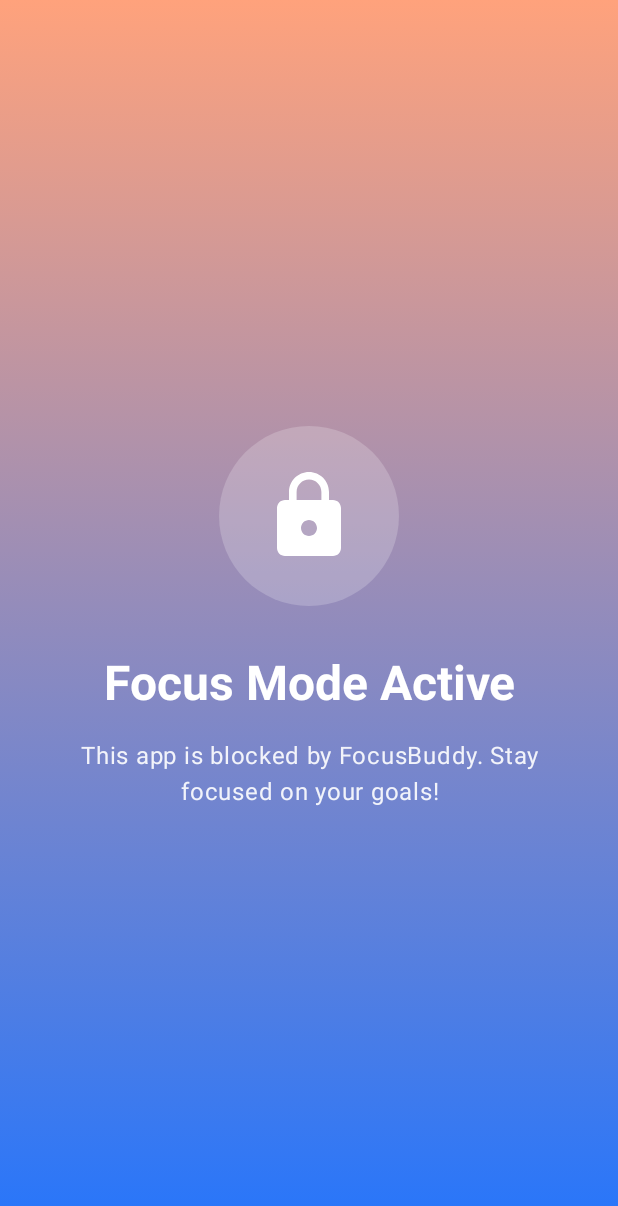
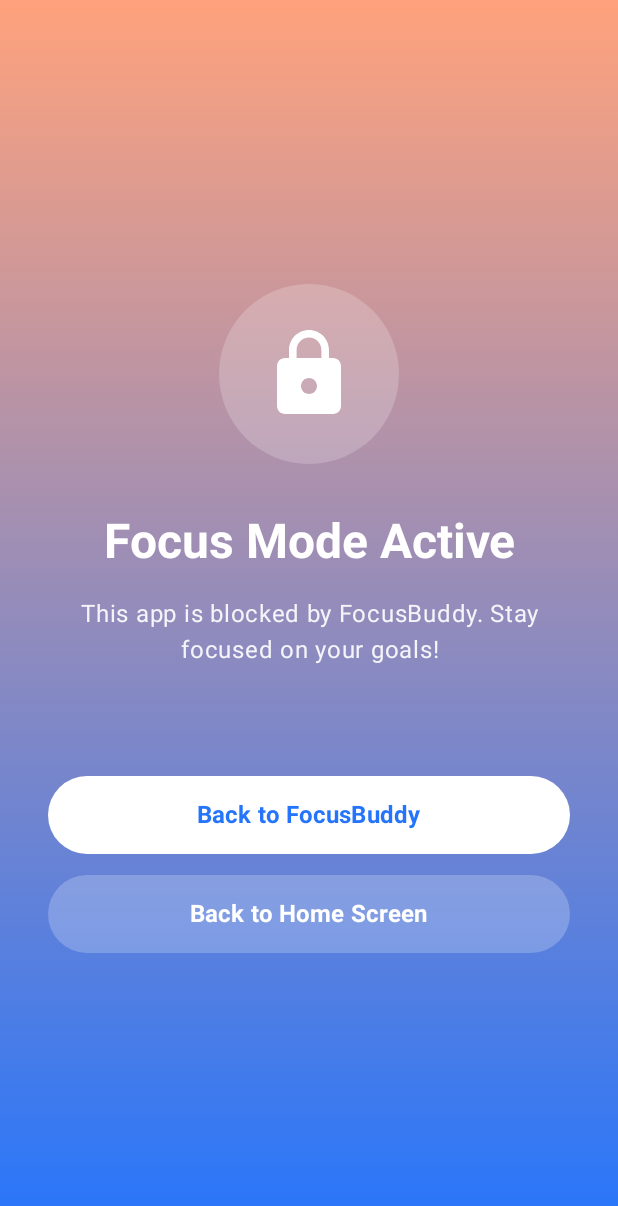
Before and after one commit to Aaradhita-Singh/FocusBuddy, an Android app built with Jetpack Compose: the BlockedActivity screen opened directly, with no data from a screen before it, on a phone screen of 412 x 824 dp. Shown: the top 1206 px of the screen. Run offline under Robolectric (Android 15) with nearby library versions, the phone set to English and light mode, and no system bars.

Commit message:
Overhaul: Changed Graphics, added features like buttons to return to homescreens, made detection faster

```diff
--- a/app/src/main/java/com/focusbuddy/helper/BlockedActivity.kt
+++ b/app/src/main/java/com/focusbuddy/helper/BlockedActivity.kt
@@ -17,6 +17,11 @@ import androidx.compose.ui.graphics.Color
 import androidx.compose.ui.text.font.FontWeight
 import androidx.compose.ui.text.style.TextAlign
 import androidx.compose.ui.unit.dp
+import android.content.Intent
+import androidx.compose.foundation.shape.RoundedCornerShape
+import androidx.compose.ui.platform.LocalContext
+import androidx.compose.ui.unit.sp
+
 
 class BlockedActivity : ComponentActivity() {
 
@@ -30,7 +35,9 @@ class BlockedActivity : ComponentActivity() {
 
 @Composable
 fun BlockedScreen() {
-    // Modern gradient colors (Deep Purple to Blue)
+    val context = LocalContext.current
+
+    // FocusBuddy signature coral-to-blue gradient
     val gradientStart = Color(0xFFFFA27C)
     val gradientEnd = Color(0xFF2575FC)
 
@@ -51,7 +58,7 @@ fun BlockedScreen() {
             verticalArrangement = Arrangement.Center
         ) {
 
-            // Icon Container
+            // Translucent Lock Badge
             Surface(
                 modifier = Modifier.size(120.dp),
                 shape = CircleShape,
@@ -85,6 +92,61 @@ fun BlockedScreen() {
                 color = Color.White.copy(alpha = 0.9f),
                 textAlign = TextAlign.Center
             )
+
+
+            Spacer(modifier = Modifier.height(72.dp))
+
+            // Action: Return directly to FocusBuddy home screen
+            Button(
+                onClick = {
+                    val intent = Intent(context, MainActivity::class.java).apply {
+                        putExtra("from_blocked", true)
+                        flags = Intent.FLAG_ACTIVITY_NEW_TASK or Intent.FLAG_ACTIVITY_CLEAR_TOP
+                    }
+                    context.startActivity(intent)
+                    (context as? ComponentActivity)?.finish()
+                },
+                modifier = Modifier
+                    .fillMaxWidth()
+                    .height(52.dp),
+                shape = RoundedCornerShape(50.dp),
+                colors = ButtonDefaults.buttonColors(
+                    containerColor = Color.White,
+                    contentColor = Color(0xFF2575FC)
+                )
+            ) {
+                Text(
+                    text = "Back to FocusBuddy",
+                    fontSize = 16.sp,
+                    fontWeight = FontWeight.Bold
+                )
+            }
+            //Action: Return to phone home screen
+
+            Spacer(modifier = Modifier.height(14.dp))
+            Button(
+                onClick = {
+                    val homeIntent = Intent(Intent.ACTION_MAIN).apply {
+                        addCategory(Intent.CATEGORY_HOME)
+                        flags = Intent.FLAG_ACTIVITY_NEW_TASK
+                    }
+                    context.startActivity(homeIntent)
+                },
+                modifier = Modifier
+                    .fillMaxWidth()
+                    .height(52.dp),
+                shape = RoundedCornerShape(50.dp),
+                colors = ButtonDefaults.buttonColors(
+                    containerColor = Color.White.copy(alpha = 0.22f),
+                    contentColor = Color.White
+                )
+            ) {
+                Text(
+                    text = "Back to Home Screen",
+                    fontSize = 16.sp,
+                    fontWeight = FontWeight.Bold
+                )
+            }
         }
     }
 }
--- a/app/src/main/java/com/focusbuddy/helper/FocusBlockerService.kt
+++ b/app/src/main/java/com/focusbuddy/helper/FocusBlockerService.kt
@@ -25,7 +25,6 @@ class FocusBlockerService : AccessibilityService() {
         // Check if package is blocked
         if (pkg in FocusSettings.blockedApps) {
             Log.d("FOCUS_DEBUG", "BLOCKING app via Accessibility: $pkg")
-
             // Redirect user to BlockedActivity
             val intent = Intent(this, BlockedActivity::class.java)
             intent.addFlags(
--- a/app/src/main/res/layout/activity_timer_choice.xml
+++ b/app/src/main/res/layout/activity_timer_choice.xml
@@ -6,12 +6,14 @@
     android:layout_height="match_parent"
     android:orientation="vertical"
     android:gravity="center"
-    android:padding="32dp">
+    android:padding="32dp"
+    android:background="@drawable/bg_gradient">
 
     <TextView
         android:layout_width="wrap_content"
         android:layout_height="wrap_content"
         android:text="Would you like to set a timer?"
+        android:textColor="#FFFFFF"
         android:textSize="26sp"
         android:textStyle="bold"
         android:gravity="center"
@@ -22,6 +24,7 @@
         android:layout_width="match_parent"
         android:layout_height="60dp"
         android:text="Yes, please"
+        android:background="@drawable/bg_rounded_button"
         android:textSize="18sp"/>
 
     <Space
@@ -33,6 +36,7 @@
         android:layout_width="match_parent"
         android:layout_height="60dp"
         android:text="No, thanks"
+        android:background="@drawable/bg_rounded_button"
         android:textSize="18sp"/>
 
 </LinearLayout>
--- a/app/src/main/res/layout/item_app.xml
+++ b/app/src/main/res/layout/item_app.xml
@@ -15,6 +15,7 @@
     <TextView
         android:id="@+id/appName"
         android:layout_width="0dp"
+        android:textColor = "#ffffff"
         android:layout_height="wrap_content"
         android:layout_weight="1"
         android:textSize="16sp" />
@@ -22,6 +23,7 @@
     <CheckBox
         android:id="@+id/appCheckBox"
         android:layout_width="wrap_content"
-        android:layout_height="wrap_content" />
+        android:layout_height="wrap_content"
+        android:buttonTint="#ffffff"/>
 
 </LinearLayout>
```
Also changed, not shown: app/src/main/java/com/focusbuddy/helper/AppListAdapter.kt (+15 -14 lines), app/src/main/java/com/focusbuddy/helper/FocusMonitorService.kt (+2 -6 lines), app/src/main/java/com/focusbuddy/helper/MainActivity.kt (+6 -2 lines), app/src/main/res/layout/activity_app_list.xml (+9 -2 lines).
